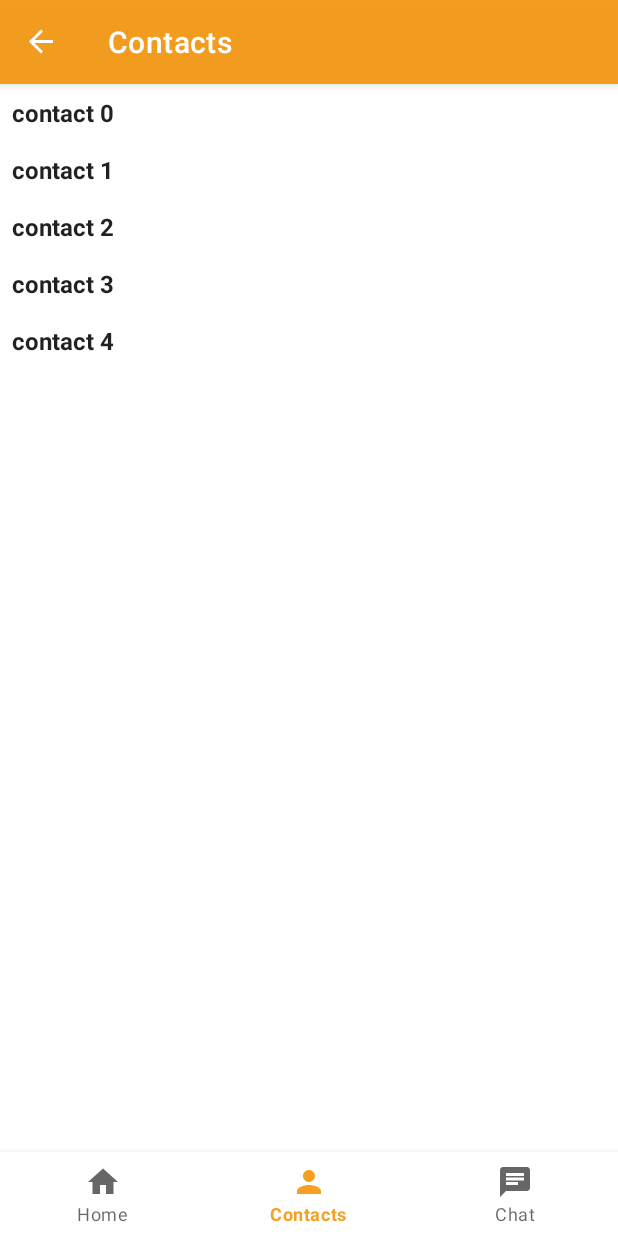
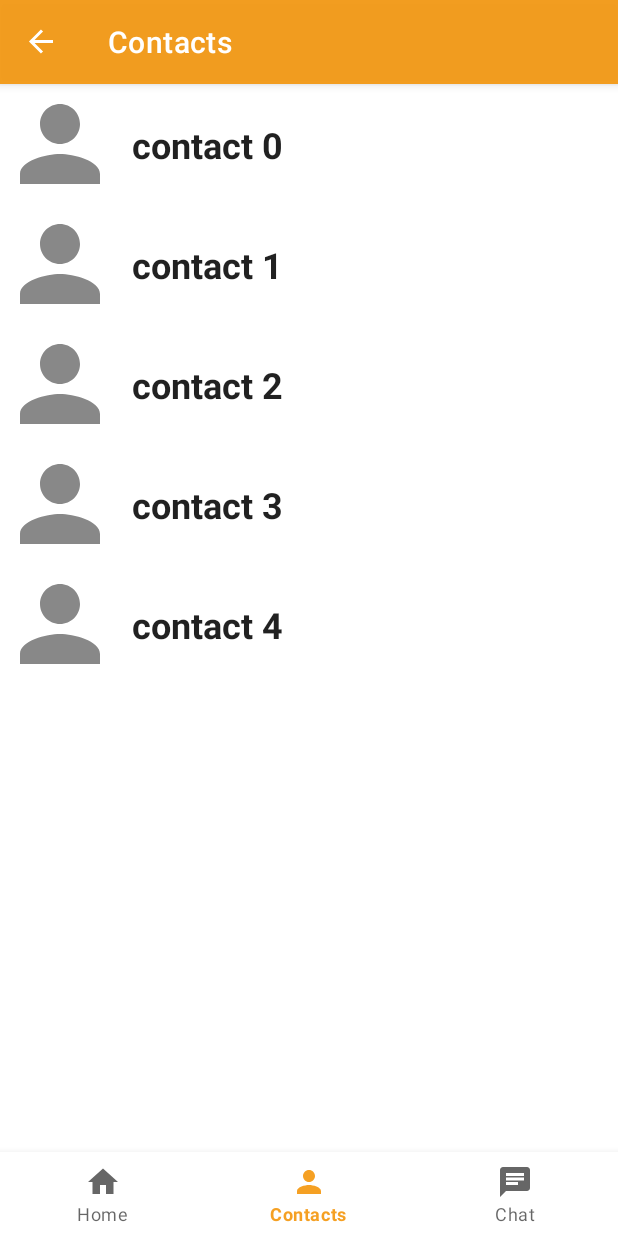
Before and after one commit to hasan-1337/GRAD, an Android app: the ContactsListFragment screen opened through its navigation route, on a phone screen of 412 x 824 dp. Run offline under Robolectric (Android 15) with nearby library versions, the phone set to English and light mode, and no system bars; our stand-ins replace Volley, navigation-ui; 3 statements that could not run were skipped.

Commit message:
Reformatted Contacts List to look better.

```diff
--- a/app/src/main/res/layout/item_contact.xml
+++ b/app/src/main/res/layout/item_contact.xml
@@ -7,68 +7,42 @@
     <!--  MaterialCardView instead of androidx.CardView  -->
     <com.google.android.material.card.MaterialCardView
         android:id="@+id/card_root"
-        android:layout_width="wrap_content"
+        android:layout_width="match_parent"
         android:layout_height="wrap_content"
+        android:layout_gravity="end"
         app:cardCornerRadius="5dp"
         app:cardElevation="0dp"
-        android:layout_gravity="end">
-<!--        android:layout_margin="@dimen/chat_margin"-->
+        app:layout_constraintEnd_toEndOf="parent"
+        app:layout_constraintStart_toStartOf="parent"
+        app:layout_constraintTop_toTopOf="parent">
 
         <androidx.constraintlayout.widget.ConstraintLayout
-            android:id="@+id/layout_inner"
             android:layout_width="match_parent"
-            android:layout_height="match_parent"
-            app:layout_constraintBottom_toTopOf="@+id/text_title"
-            app:layout_constraintTop_toTopOf="@+id/text_title">
+            android:layout_height="match_parent">
+
+            <ImageView
+                android:id="@+id/contact_img"
+                android:layout_width="80dp"
+                android:layout_height="80dp"
+                android:src="@drawable/ic_contact_grey_80"
+                app:layout_constraintBottom_toBottomOf="parent"
+                app:layout_constraintStart_toStartOf="parent"
+                app:layout_constraintTop_toTopOf="parent"
+                app:layout_constraintVertical_bias="0.0" />
 
             <TextView
                 android:id="@+id/contact_name"
                 android:layout_width="wrap_content"
                 android:layout_height="wrap_content"
-                android:padding="8dp"
+                android:paddingStart="8dp"
                 android:textAppearance="?attr/textAppearanceListItem"
+                android:textSize="24dp"
                 android:textStyle="bold"
-                app:layout_constraintEnd_toEndOf="parent"
-                app:layout_constraintStart_toStartOf="parent"
+                app:layout_constraintBottom_toBottomOf="parent"
+                app:layout_constraintStart_toEndOf="@+id/contact_img"
                 app:layout_constraintTop_toTopOf="parent" />
+        </androidx.constraintlayout.widget.ConstraintLayout>
 
-
-        </androidx.constraintlayout.widget.ConstraintLayout>
     </com.google.android.material.card.MaterialCardView>
 
-<!--    <ImageView-->
-<!--        android:layout_width="80dp"-->
-<!--        android:layout_height="80dp"-->
-<!--        android:id="@+id/contact_img"-->
-<!--        android:src="@drawable/ic_contact_grey_80"-->
-<!--        app:layout_constraintStart_toStartOf="parent"-->
-<!--        app:layout_constraintTop_toTopOf="parent"-->
-<!--        app:layout_constraintBottom_toBottomOf="parent" />-->
-
-<!--    <LinearLayout-->
-<!--        android:layout_width="0dp"-->
-<!--        android:layout_height="wrap_content"-->
-<!--        android:orientation="vertical"-->
-<!--        android:layout_marginEnd="8dp"-->
-<!--        android:layout_marginStart="8dp"-->
-<!--        app:layout_constraintStart_toEndOf="@id/contact_img"-->
-<!--        app:layout_constraintBottom_toBottomOf="parent"-->
-<!--        app:layout_constraintEnd_toEndOf="parent">-->
-
-<!--        <TextView-->
-<!--            android:id="@+id/contact_name"-->
-<!--            android:layout_width="wrap_content"-->
-<!--            android:layout_height="wrap_content"-->
-<!--            android:textSize="18sp"-->
-<!--            android:textStyle="bold"-->
-<!--            android:textColor="@color/colorPrimary"-->
-<!--            android:paddingTop="8dp"-->
-<!--            android:paddingBottom="8dp"/>-->
-
-
-<!--        usernames? -->
-
-
-<!--    </LinearLayout>-->
-
 </androidx.constraintlayout.widget.ConstraintLayout>
```
